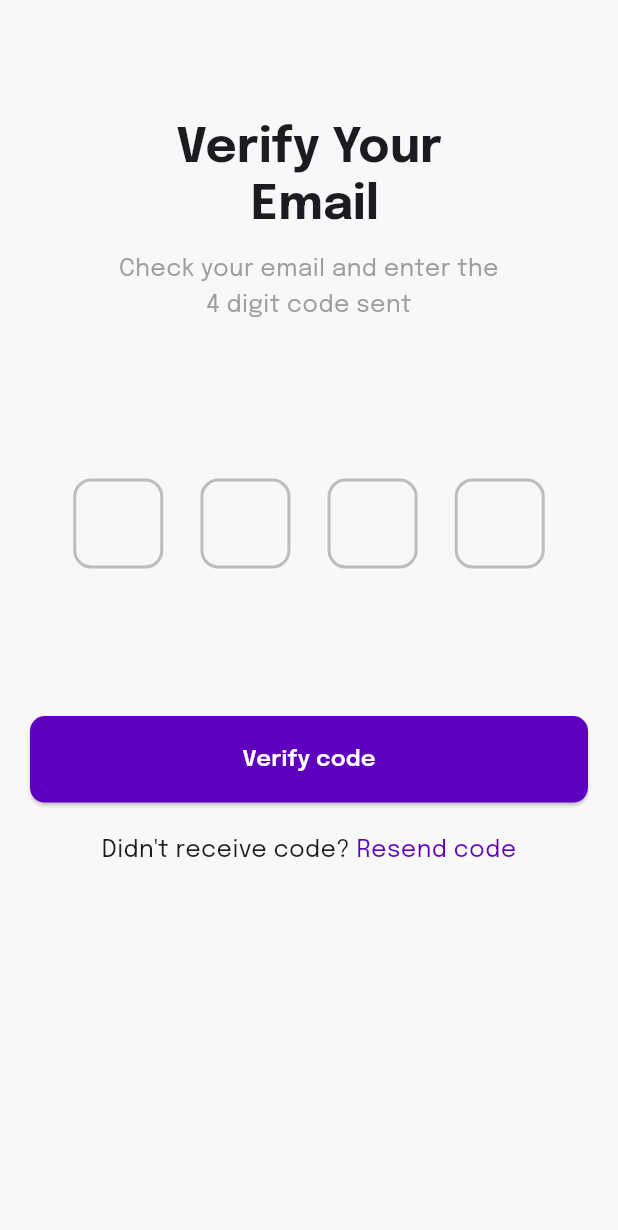
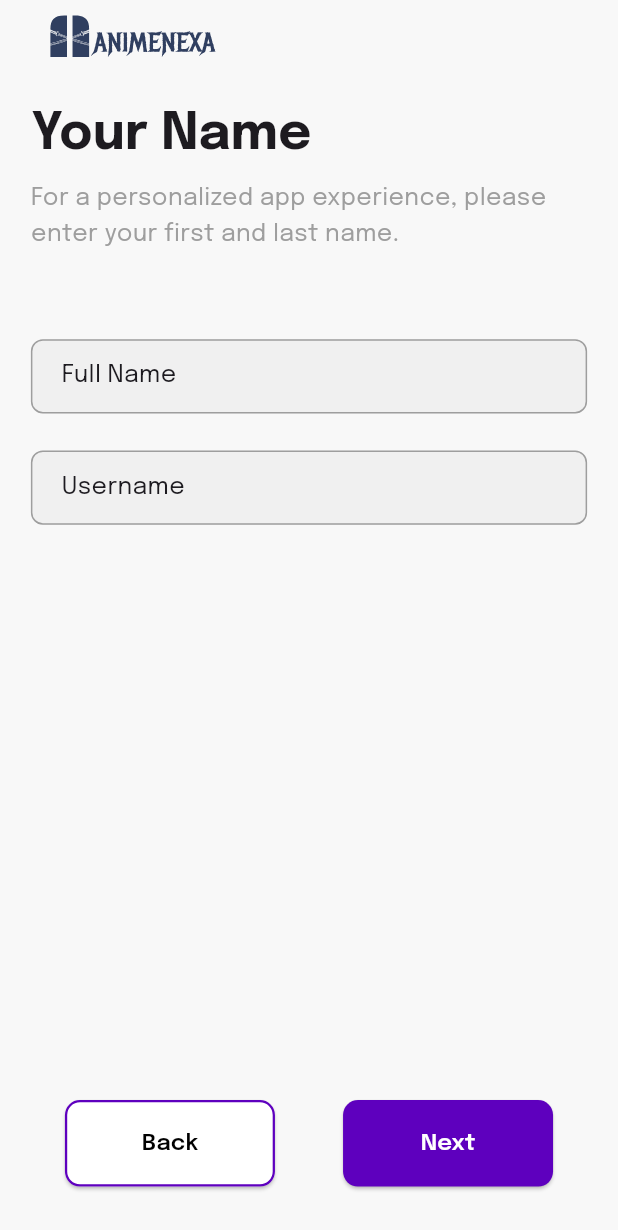
Before and after one commit to Worldkilas/AnimeNexa, a Flutter app: the EmailVerificationScreen screen opened by its route, after a tap on "Verify code", on a phone screen of 412 x 824 dp. Shown: the top 1230 px of the screen. Run offline on Flutter 3.47's test engine with Material 3 defaults, Android fonts, the phone set to English and light mode, and no system bars; drawn by our look-alikes of pin_code_fields; our stand-ins replace flutter_riverpod, flutter_svg, go_router, google_fonts, riverpod_annotation, sizer and 1 more; generated files the repository leaves out were written again.

Commit message:
added genre and name screen

```diff
--- a/lib/features/auth/views/auth_screen.dart
+++ b/lib/features/auth/views/auth_screen.dart
@@ -29,6 +29,7 @@ class AuthScreen extends StatelessWidget {
                   height: 60,
                   onPressed: () {
                     //TODO: implement sign in
+                    context.go('/auth/signIn');
                   },
                 ),
                 SizedBox(height: 2.h),
--- /dev/null
+++ b/lib/features/auth/views/name_screen.dart
@@ -0,0 +1,79 @@
+import 'package:anime_nexa/shared/widgets/custom_text_field.dart';
+import 'package:flutter/material.dart';
+import 'package:flutter_svg/svg.dart';
+import 'package:go_router/go_router.dart';
+import 'package:sizer/sizer.dart';
+
+import '../../../shared/widgets/custom_button.dart';
+
+class NameScreen extends StatelessWidget {
+  const NameScreen({super.key});
+
+  @override
+  Widget build(BuildContext context) {
+    final theme = Theme.of(context);
+    return Scaffold(
+      body: SafeArea(
+        child: Padding(
+          padding: EdgeInsets.symmetric(horizontal: 5.w),
+          child: Column(
+            crossAxisAlignment: CrossAxisAlignment.start,
+            children: [
+              SvgPicture.asset('lib/assets/icons/Logo.svg'),
+              SizedBox(height: 2.h),
+              Text(
+                'Your Name',
+                style: theme.textTheme.headlineMedium,
+              ),
+              const SizedBox(height: 10),
+              Text(
+                'For a personalized app experience, please enter your first and last name.',
+                textAlign: TextAlign.start,
+                style: theme.textTheme.bodyMedium!.copyWith(color: Colors.grey),
+              ),
+              SizedBox(height: 7.h),
+              CustomTextField(
+                labelText: 'Full Name',
+                keyboardType: TextInputType.name,
+                height: 6.h,
+              ),
+              SizedBox(height: 3.h),
+              CustomTextField(
+                labelText: 'Username',
+                keyboardType: TextInputType.name,
+                height: 6.h,
+              ),
+              Spacer(),
+              Row(
+                mainAxisAlignment: MainAxisAlignment.spaceAround,
+                children: [
+                  CustomButton(
+                    text: 'Back',
+                    backgroundColor: Colors.white,
+                    borderSide: BorderSide(
+                      color: theme.primaryColor,
+                      width: 1.5,
+                    ),
+                    textColor: Colors.black,
+                    onPressed: () {
+                      context.pop();
+                    },
+                    width: 140,
+                  ),
+                  CustomButton(
+                    text: 'Next',
+                    onPressed: () {
+                      context.go('/auth/signIn/setNameAndUsername/genre');
+                    },
+                    width: 140,
+                  )
+                ],
+              ),
+              SizedBox(height: 4.h)
+            ],
+          ),
+        ),
+      ),
+    );
+  }
+}
--- a/lib/features/auth/views/verify_email.dart
+++ b/lib/features/auth/views/verify_email.dart
@@ -1,5 +1,6 @@
 import 'package:anime_nexa/shared/widgets/custom_button.dart';
 import 'package:flutter/material.dart';
+import 'package:go_router/go_router.dart';
 import 'package:pin_code_fields/pin_code_fields.dart';
 import 'package:sizer/sizer.dart';
 
@@ -78,7 +79,10 @@ class _EmailVerificationScreenState extends State<EmailVerificationScreen> {
               SizedBox(height: 10.h),
               CustomButton(
                 text: 'Verify code',
-                onPressed: () {},
+                onPressed: () {
+                  //TODO; VERIFY CODE
+                  context.go('/auth/signIn/setNameAndUsername');
+                },
               ),
               const SizedBox(height: 20),
               Row(
--- a/lib/shared/constants/app_typography.dart
+++ b/lib/shared/constants/app_typography.dart
@@ -31,7 +31,7 @@ class AppTypography {
   );
 
   static TextStyle displayMediumBold = GoogleFonts.epilogue(
-    fontSize: 32,
+    fontSize: 34,
     fontWeight: FontWeight.w700,
     height: 1.2,
   );
--- a/lib/shared/navigation/app_router.dart
+++ b/lib/shared/navigation/app_router.dart
@@ -2,6 +2,8 @@ import 'package:go_router/go_router.dart';
 
 import '../../features/auth/views/auth_screen.dart';
 import '../../features/auth/views/create_account.dart';
+import '../../features/auth/views/genre_selection.dart';
+import '../../features/auth/views/name_screen.dart';
 import '../../features/auth/views/sign_in.dart';
 import '../../features/auth/views/verify_email.dart';
 import '../../features/onboarding/views/onboarding_screen.dart';
@@ -27,10 +29,20 @@ final appRouterConfig = GoRouter(
               routes: [
                 GoRoute(
                   path: '/verifyEmail',
-                    builder: (context, state) =>
-                        const EmailVerificationScreen(),
+                  builder: (context, state) => const EmailVerificationScreen(),
+                ),
+                GoRoute(
+                  path: '/setNameAndUsername',
+                  builder: (context, state) => NameScreen(),
+                  routes: [
+                    GoRoute(
+                      path: '/genre',
+                      builder: (context, state) => const GenresScreen(),
                     )
-                ]),
+                  ],
+                ),
+              ],
+            ),
           ],
         ),
       ],
```
Also changed, not shown: lib/features/auth/views/genre_selection.dart (added, +100 -0 lines). Lines whose indentation alone changed are shown as unchanged.
